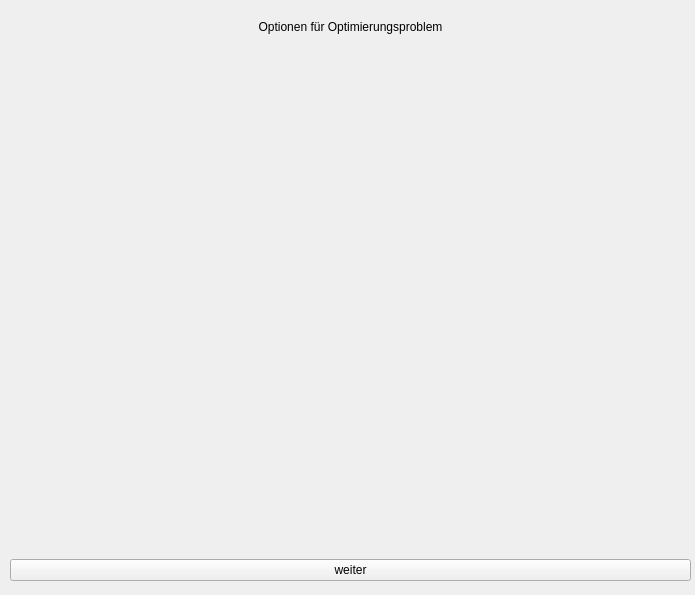
Quantum-Computing-Jufo-2019/JuFo-2019-Quantum-Computing, file GUI/Jufo4.ui: the form before one commit.
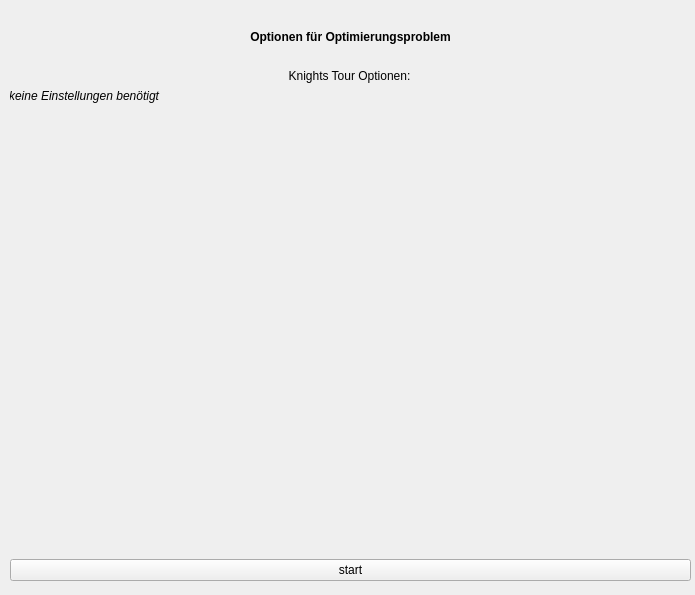
The form after the commit. The open tabs and pages were chosen to show the change.

Patch:
```diff
--- a/GUI/Jufo4.ui
+++ b/GUI/Jufo4.ui
@@ -423,9 +423,9 @@
          <property name="geometry">
           <rect>
            <x>0</x>
-           <y>10</y>
+           <y>20</y>
            <width>681</width>
-           <height>561</height>
+           <height>551</height>
           </rect>
          </property>
          <layout class="QVBoxLayout" name="verticalLayout_side_6">
@@ -434,6 +434,12 @@
           </property>
           <item>
            <widget class="QLabel" name="headline_side_6">
+            <property name="font">
+             <font>
+              <weight>75</weight>
+              <bold>true</bold>
+             </font>
+            </property>
             <property name="text">
              <string>Optionen für Optimierungsproblem</string>
             </property>
@@ -477,7 +483,55 @@
               </layout>
              </widget>
             </widget>
-            <widget class="QWidget" name="knights_tour_options_side"/>
+            <widget class="QWidget" name="knights_tour_options_side">
+             <widget class="QWidget" name="verticalLayoutWidget_11">
+              <property name="geometry">
+               <rect>
+                <x>-1</x>
+                <y>19</y>
+                <width>681</width>
+                <height>471</height>
+               </rect>
+              </property>
+              <layout class="QVBoxLayout" name="verticalLayout_5">
+               <item>
+                <widget class="QLabel" name="knights_tour_options_headline">
+                 <property name="text">
+                  <string>Knights Tour Optionen:</string>
+                 </property>
+                 <property name="alignment">
+                  <set>Qt::AlignCenter</set>
+                 </property>
+                </widget>
+               </item>
+               <item>
+                <widget class="QLabel" name="knights_tour_no_options_label">
+                 <property name="font">
+                  <font>
+                   <italic>true</italic>
+                  </font>
+                 </property>
+                 <property name="text">
+                  <string>keine Einstellungen benötigt</string>
+                 </property>
+                </widget>
+               </item>
+               <item>
+                <spacer name="knights_tour_options_spacer">
+                 <property name="orientation">
+                  <enum>Qt::Vertical</enum>
+                 </property>
+                 <property name="sizeHint" stdset="0">
+                  <size>
+                   <width>20</width>
+                   <height>40</height>
+                  </size>
+                 </property>
+                </spacer>
+               </item>
+              </layout>
+             </widget>
+            </widget>
             <widget class="QWidget" name="sudoku_options_side">
              <widget class="QWidget" name="verticalLayoutWidget_7">
               <property name="geometry">
@@ -534,7 +588,7 @@
           <item>
            <widget class="QPushButton" name="next_buton_side_6">
             <property name="text">
-             <string>weiter</string>
+             <string>start</string>
             </property>
            </widget>
           </item>
```
Left out of the diff: 129 changed lines with no effect on the pictures.
